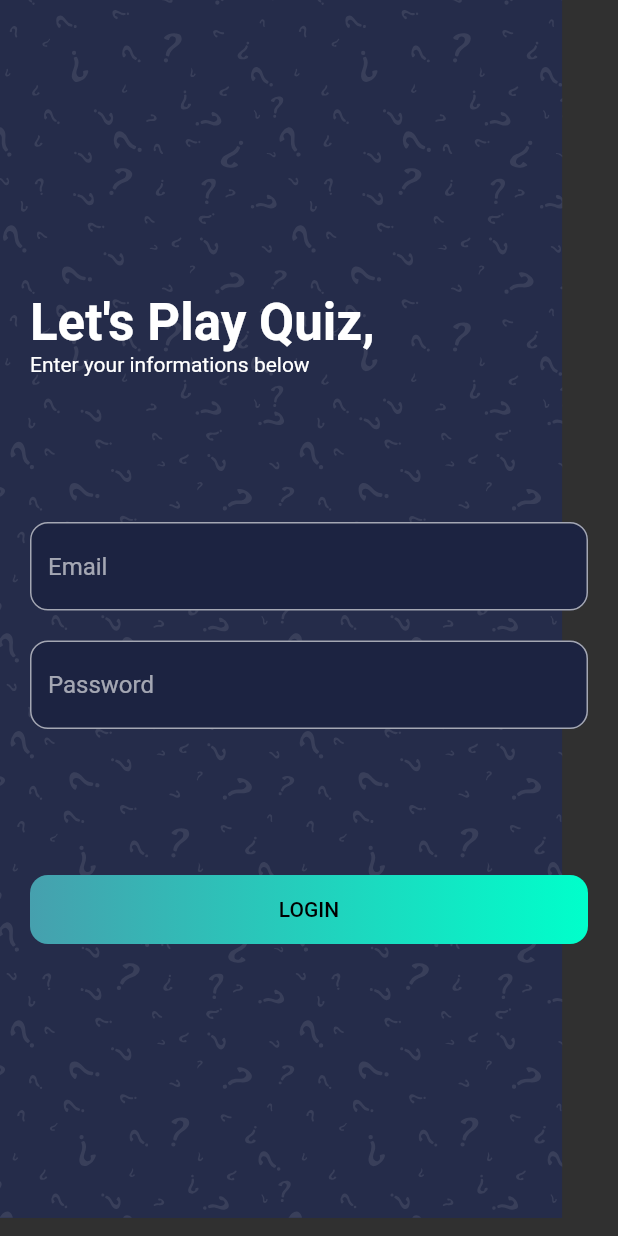
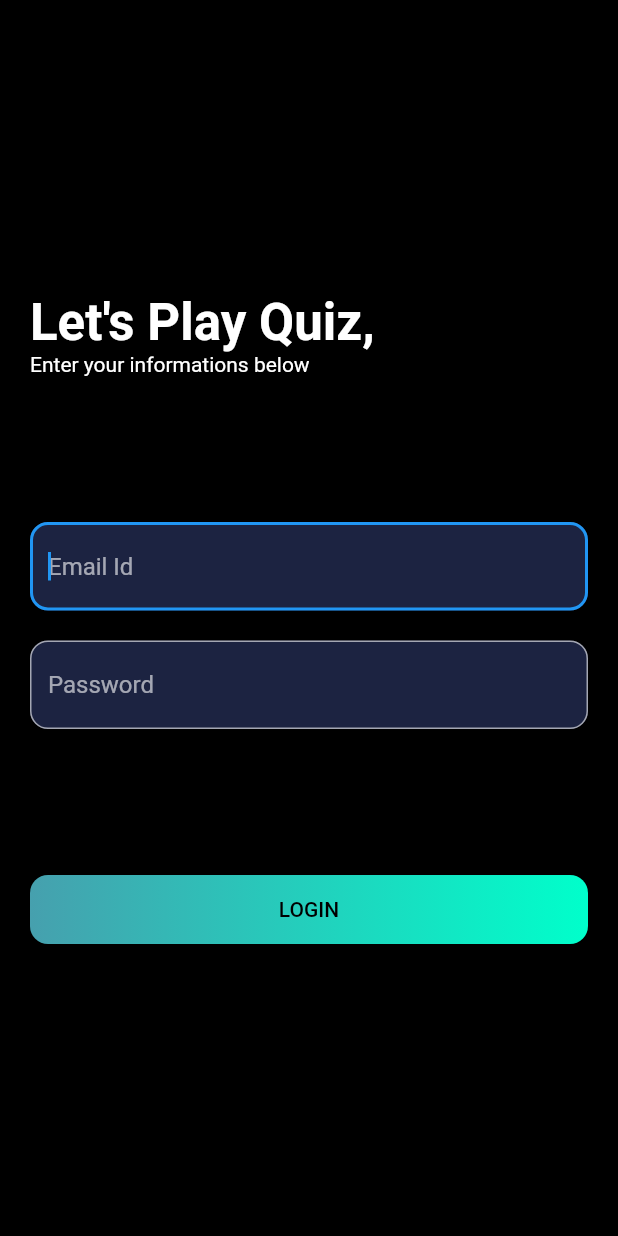
Before and after one commit to shhrikatta/flutter, a Flutter app: the screen it shows after launch, on a phone screen of 412 x 824 dp. Run offline on Flutter 3.47's test engine with Material 2 defaults, Android fonts, the phone set to English and light mode, and no system bars; our stand-ins replace get.

Commit message:
login screen ui validations

```diff
--- a/lib/main.dart
+++ b/lib/main.dart
@@ -16,7 +16,7 @@ class MyApp extends StatelessWidget {
       title: 'Flutter Demo',
       debugShowCheckedModeBanner: false,
       theme: ThemeData.dark(),
-      home: const LoginScreen(),
+      home: LoginScreen(),
     );
   }
 }
--- /dev/null
+++ b/lib/src/login/contoller/login_controller.dart
@@ -0,0 +1,53 @@
+import 'package:get/get.dart';
+
+class LoginController extends GetxController {
+  // email validations
+  final RxString _emailController = ''.obs;
+  final RxString _emailError = ''.obs;
+
+  onEmailEntered(data) {
+    _emailController(data);
+
+    if (!_emailController.value.contains('@') ||
+        !_emailController.value.endsWith('.com')) {
+      _emailError('Invalid Email Id');
+    } else {
+      _emailError.value = '';
+    }
+  }
+
+  get onEmailError {
+    if (_emailError.value.isNotEmpty) {
+      return _emailError.value;
+    }
+  }
+
+  // password validations
+  final RxString _passwordController = ''.obs;
+  final RxString _passwordError = ''.obs;
+
+  onPasswordEntered(data) {
+    _passwordController(data);
+
+    if (_passwordController.value.isEmpty ||
+        _passwordController.value.length < 5) {
+      _passwordError('Invalid Password');
+    } else {
+      _passwordError.value = '';
+    }
+  }
+
+  get onPasswordError {
+    if (_passwordError.value.isNotEmpty) {
+      return _passwordError.value;
+    }
+  }
+
+  @override
+  void onInit() {}
+
+  @override
+  void onClose() {
+    _emailController.close();
+  }
+}
--- a/lib/src/login/view/login_screen.dart
+++ b/lib/src/login/view/login_screen.dart
@@ -1,16 +1,17 @@
 import 'package:flutter/material.dart';
-import 'package:flutter_svg/svg.dart';
+import 'package:get/get.dart';
 import 'package:globant_quiz/src/helpers/constants.dart';
+import 'package:globant_quiz/src/login/contoller/login_controller.dart';
 
-class LoginScreen extends StatelessWidget {
+class LoginScreen extends GetView<LoginController> {
   const LoginScreen({Key? key}) : super(key: key);
 
   @override
   Widget build(BuildContext context) {
     return Scaffold(
+      backgroundColor: Colors.black,
       body: Stack(
         children: [
-          SvgPicture.asset("assets/icons/bg.svg", fit: BoxFit.fill),
           SafeArea(
             child: Padding(
               padding: const EdgeInsets.symmetric(horizontal: kDefaultPadding),
@@ -26,57 +27,85 @@ class LoginScreen extends StatelessWidget {
                     ),
                     const Text("Enter your informations below"),
                     const Spacer(), // 1/6
-                    TextFormField(
+                    buildEmailField(controller),
+                    const SizedBox(
+                      height: 20,
+                    ),
+                    buildPasswordField(controller),
+                    const Spacer(), // 1/6
+                    buildLoginButtonField(context),
+                    const Spacer(flex: 2), // it will take 2/6 spaces
+                  ],
+                ),
+              ),
+            ),
+          ),
+/*
+          const Center(
+            child: CircularProgressIndicator(),
+          ),
+*/
+        ],
+      ),
+    );
+  }
+
+  buildEmailField(LoginController controller) {
+    return Obx(
+      () => TextFormField(
+        autofocus: true,
+        keyboardType: TextInputType.emailAddress,
+        onChanged: controller.onEmailEntered,
         decoration: InputDecoration(
           filled: true,
-                        fillColor: Color(0xFF1C2341),
-                        hintText: "Email",
+          fillColor: const Color(0xFF1C2341),
+          hintText: "Email Id",
+          errorText: controller.onEmailError,
+          border: const OutlineInputBorder(
+            borderRadius: BorderRadius.all(
+              Radius.circular(12),
+            ),
+          ),
+        ),
+      ),
+    );
+  }
+
+  buildPasswordField(LoginController controller) {
+    return Obx(
+      () => TextFormField(
+        obscureText: true,
+        keyboardType: TextInputType.visiblePassword,
+        onChanged: controller.onPasswordEntered,
+        decoration: InputDecoration(
+          filled: true,
+          fillColor: const Color(0xFF1C2341),
+          hintText: "Password",
+          errorText: controller.onPasswordError,
           border: OutlineInputBorder(
             borderRadius: BorderRadius.all(Radius.circular(12)),
           ),
         ),
       ),
-                    const SizedBox(
-                      height: 20,
-                    ),
-                    TextFormField(
-                      decoration: InputDecoration(
-                        filled: true,
-                        fillColor: Color(0xFF1C2341),
-                        hintText: "Password",
-                        border: OutlineInputBorder(
-                          borderRadius: BorderRadius.all(Radius.circular(12)),
-                        ),
-                      ),
-                    ),
-                    const Spacer(), // 1/6
-                    InkWell(
+    );
+  }
+
+  buildLoginButtonField(BuildContext context) {
+    return InkWell(
       // onTap: () => Get.to(QuizScreen()),
       child: Container(
         width: double.infinity,
         alignment: Alignment.center,
-                        padding:
-                            const EdgeInsets.all(kDefaultPadding * 0.75), // 15
+        padding: const EdgeInsets.all(kDefaultPadding * 0.75), // 15
         decoration: const BoxDecoration(
           gradient: kPrimaryGradient,
           borderRadius: BorderRadius.all(Radius.circular(12)),
         ),
         child: Text(
           "Login".toUpperCase(),
-                          style: Theme.of(context)
-                              .textTheme
-                              .button
-                              ?.copyWith(color: Colors.black),
+          style:
+              Theme.of(context).textTheme.button?.copyWith(color: Colors.black),
         ),
-                      ),
-                    ),
-                    const Spacer(flex: 2), // it will take 2/6 spaces
-                  ],
-                ),
-              ),
-            ),
-          ),
-        ],
       ),
     );
   }
```
Lines whose indentation alone changed are shown as unchanged.
